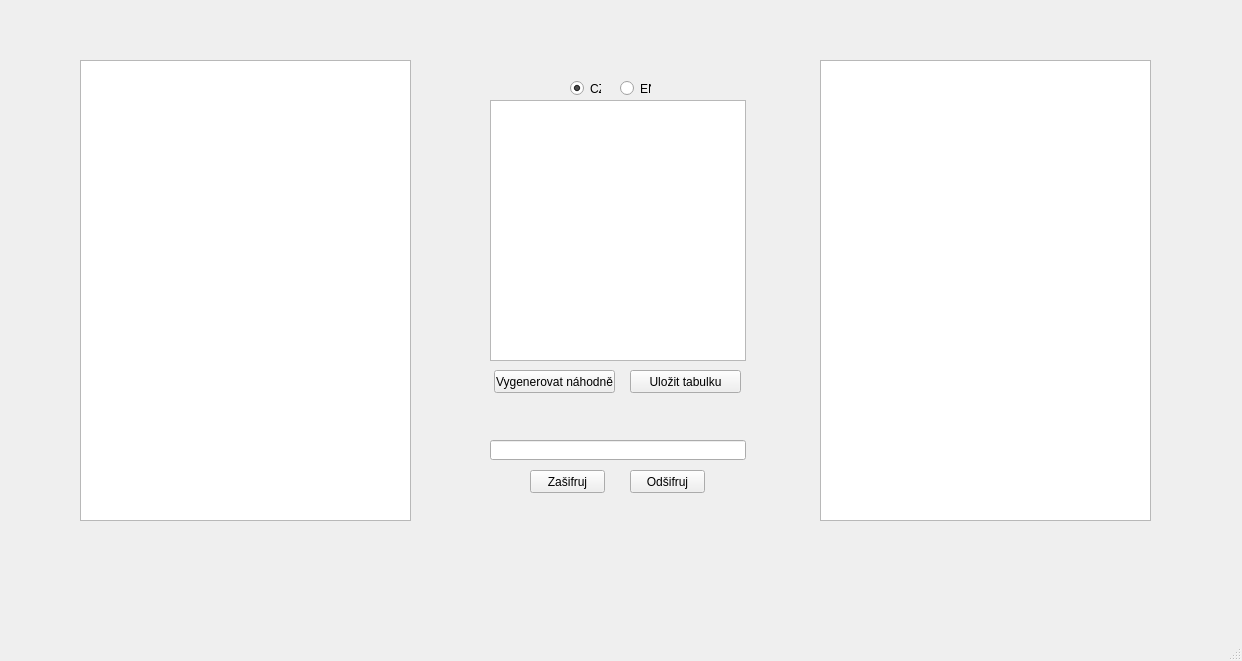
Qt form domaci_ukol_03/gui.ui (MLGRasirus420/Playfair) before a commit.
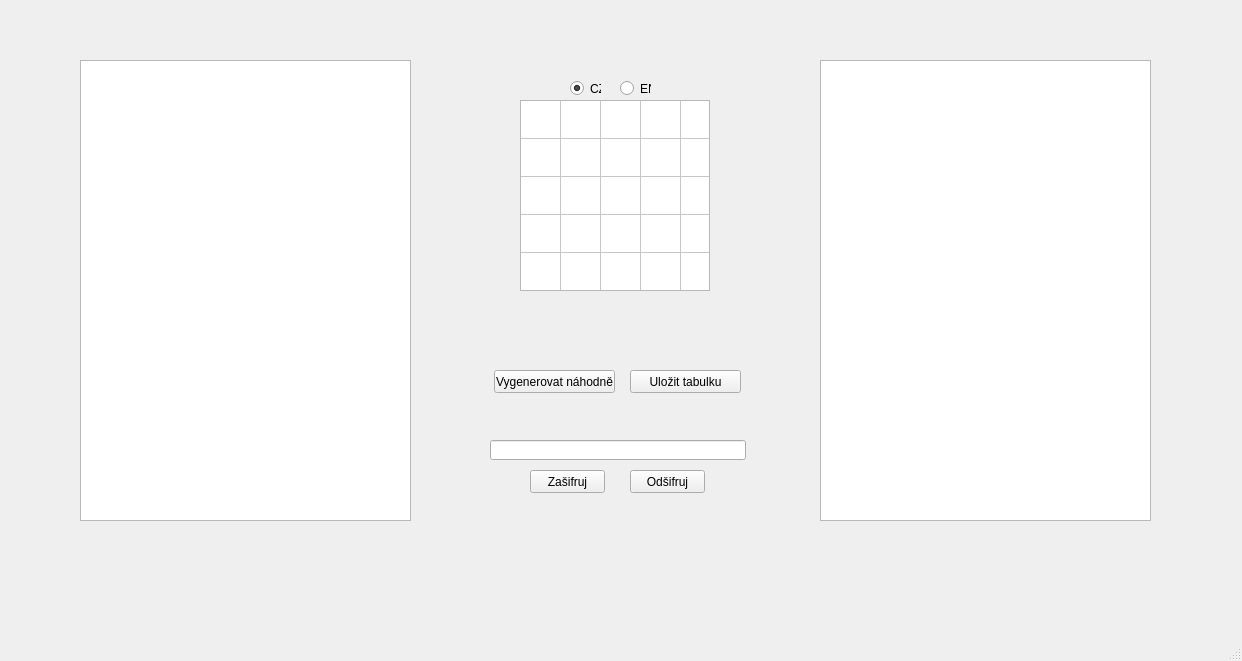
The same form after that commit.

Commit message: Random generating table done

Diff of the .ui file:
```diff
--- a/domaci_ukol_03/gui.ui
+++ b/domaci_ukol_03/gui.ui
@@ -34,16 +34,6 @@
      </rect>
     </property>
    </widget>
-   <widget class="QTableWidget" name="tableWidget">
-    <property name="geometry">
-     <rect>
-      <x>490</x>
-      <y>100</y>
-      <width>256</width>
-      <height>261</height>
-     </rect>
-    </property>
-   </widget>
    <widget class="QLineEdit" name="inputKey">
     <property name="geometry">
      <rect>
@@ -135,6 +125,72 @@
      <string>Uložit tabulku</string>
     </property>
    </widget>
+   <widget class="QTableWidget" name="tableWidget">
+    <property name="geometry">
+     <rect>
+      <x>520</x>
+      <y>100</y>
+      <width>190</width>
+      <height>191</height>
+     </rect>
+    </property>
+    <property name="sizePolicy">
+     <sizepolicy hsizetype="Expanding" vsizetype="Expanding">
+      <horstretch>0</horstretch>
+      <verstretch>0</verstretch>
+     </sizepolicy>
+    </property>
+    <property name="font">
+     <font>
+      <pointsize>20</pointsize>
+      <weight>75</weight>
+      <bold>true</bold>
+     </font>
+    </property>
+    <property name="verticalScrollBarPolicy">
+     <enum>Qt::ScrollBarAlwaysOff</enum>
+    </property>
+    <property name="horizontalScrollBarPolicy">
+     <enum>Qt::ScrollBarAlwaysOff</enum>
+    </property>
+    <property name="editTriggers">
+     <set>QAbstractItemView::AnyKeyPressed</set>
+    </property>
+    <property name="showGrid">
+     <bool>true</bool>
+    </property>
+    <property name="rowCount">
+     <number>5</number>
+    </property>
+    <property name="columnCount">
+     <number>5</number>
+    </property>
+    <attribute name="horizontalHeaderVisible">
+     <bool>false</bool>
+    </attribute>
+    <attribute name="horizontalHeaderDefaultSectionSize">
+     <number>38</number>
+    </attribute>
+    <attribute name="horizontalHeaderHighlightSections">
+     <bool>false</bool>
+    </attribute>
+    <attribute name="verticalHeaderVisible">
+     <bool>false</bool>
+    </attribute>
+    <attribute name="verticalHeaderDefaultSectionSize">
+     <number>38</number>
+    </attribute>
+    <row/>
+    <row/>
+    <row/>
+    <row/>
+    <row/>
+    <column/>
+    <column/>
+    <column/>
+    <column/>
+    <column/>
+   </widget>
   </widget>
   <widget class="QMenuBar" name="menubar">
    <property name="geometry">
```
Left out of the diff: 4 changed lines with no effect on the pictures. The commit also changes 1 other file.
